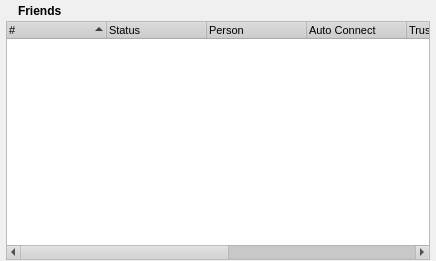
RetroShare/RetroShare, file retroshare-gui/src/gui/PeersDialog.ui: the form before one commit.
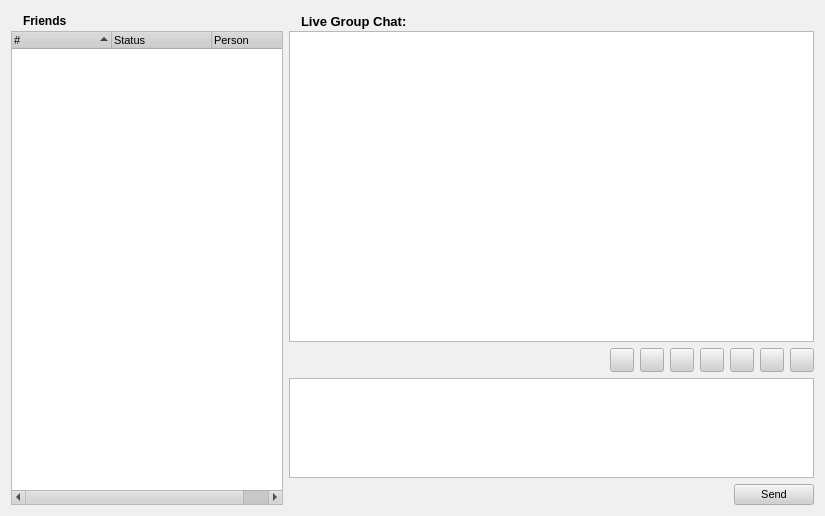
The form after the commit. Icons and pictures are not drawn.

Commit message: redesigned Friends Dialog

```diff
--- a/retroshare-gui/src/gui/PeersDialog.ui
+++ b/retroshare-gui/src/gui/PeersDialog.ui
@@ -5,8 +5,8 @@
    <rect>
     <x>0</x>
     <y>0</y>
-    <width>436</width>
-    <height>261</height>
+    <width>825</width>
+    <height>516</height>
    </rect>
   </property>
   <property name="palette" >
@@ -493,57 +493,11 @@
    <enum>Qt::NoContextMenu</enum>
   </property>
   <layout class="QGridLayout" >
-   <property name="leftMargin" >
-    <number>6</number>
-   </property>
-   <property name="topMargin" >
-    <number>1</number>
-   </property>
-   <property name="rightMargin" >
-    <number>6</number>
-   </property>
-   <property name="bottomMargin" >
-    <number>1</number>
-   </property>
-   <property name="horizontalSpacing" >
-    <number>1</number>
-   </property>
-   <property name="verticalSpacing" >
-    <number>1</number>
-   </property>
-   <item row="0" column="0" >
+   <item rowspan="3" row="0" column="0" >
     <layout class="QGridLayout" >
-     <property name="leftMargin" >
-      <number>0</number>
-     </property>
-     <property name="topMargin" >
-      <number>0</number>
-     </property>
-     <property name="rightMargin" >
-      <number>0</number>
-     </property>
-     <property name="bottomMargin" >
-      <number>0</number>
-     </property>
-     <property name="horizontalSpacing" >
-      <number>0</number>
-     </property>
      <property name="verticalSpacing" >
       <number>0</number>
      </property>
-     <item row="0" column="1" >
-      <spacer>
-       <property name="orientation" >
-        <enum>Qt::Horizontal</enum>
-       </property>
-       <property name="sizeHint" >
-        <size>
-         <width>40</width>
-         <height>20</height>
-        </size>
-       </property>
-      </spacer>
-     </item>
      <item row="0" column="0" >
       <layout class="QGridLayout" >
        <property name="leftMargin" >
@@ -586,6 +540,19 @@
        </item>
       </layout>
      </item>
+     <item row="0" column="1" >
+      <spacer>
+       <property name="orientation" >
+        <enum>Qt::Horizontal</enum>
+       </property>
+       <property name="sizeHint" >
+        <size>
+         <width>201</width>
+         <height>20</height>
+        </size>
+       </property>
+      </spacer>
+     </item>
      <item row="1" column="0" colspan="2" >
       <widget class="QTreeWidget" name="peertreeWidget" >
        <property name="contextMenuPolicy" >
@@ -596,8 +563,8 @@
        </property>
        <property name="iconSize" >
         <size>
-         <width>16</width>
-         <height>16</height>
+         <width>24</width>
+         <height>24</height>
         </size>
        </property>
        <property name="itemsExpandable" >
@@ -621,31 +588,394 @@
          <string>Person</string>
         </property>
        </column>
-       <column>
-        <property name="text" >
-         <string>Auto Connect</string>
-        </property>
-       </column>
-       <column>
-        <property name="text" >
-         <string>Trust Level</string>
-        </property>
-       </column>
-       <column>
-        <property name="text" >
-         <string>Peer Address</string>
-        </property>
-       </column>
-       <column>
-        <property name="text" >
-         <string>Last Contact</string>
-        </property>
-       </column>
-       <column>
-        <property name="text" >
-         <string>Person Id</string>
-        </property>
-       </column>
+      </widget>
+     </item>
+    </layout>
+   </item>
+   <item row="0" column="1" >
+    <layout class="QGridLayout" >
+     <property name="leftMargin" >
+      <number>0</number>
+     </property>
+     <property name="topMargin" >
+      <number>0</number>
+     </property>
+     <property name="rightMargin" >
+      <number>0</number>
+     </property>
+     <property name="bottomMargin" >
+      <number>0</number>
+     </property>
+     <property name="horizontalSpacing" >
+      <number>0</number>
+     </property>
+     <property name="verticalSpacing" >
+      <number>0</number>
+     </property>
+     <item row="0" column="0" >
+      <layout class="QGridLayout" >
+       <property name="leftMargin" >
+        <number>0</number>
+       </property>
+       <property name="topMargin" >
+        <number>0</number>
+       </property>
+       <property name="rightMargin" >
+        <number>0</number>
+       </property>
+       <property name="bottomMargin" >
+        <number>0</number>
+       </property>
+       <property name="horizontalSpacing" >
+        <number>6</number>
+       </property>
+       <property name="verticalSpacing" >
+        <number>6</number>
+       </property>
+       <item row="0" column="1" >
+        <spacer>
+         <property name="orientation" >
+          <enum>Qt::Horizontal</enum>
+         </property>
+         <property name="sizeHint" >
+          <size>
+           <width>181</width>
+           <height>20</height>
+          </size>
+         </property>
+        </spacer>
+       </item>
+       <item row="0" column="0" >
+        <layout class="QGridLayout" >
+         <property name="leftMargin" >
+          <number>0</number>
+         </property>
+         <property name="topMargin" >
+          <number>0</number>
+         </property>
+         <property name="rightMargin" >
+          <number>0</number>
+         </property>
+         <property name="bottomMargin" >
+          <number>0</number>
+         </property>
+         <property name="horizontalSpacing" >
+          <number>6</number>
+         </property>
+         <property name="verticalSpacing" >
+          <number>6</number>
+         </property>
+         <item row="0" column="0" >
+          <widget class="QLabel" name="label_3" >
+           <property name="text" >
+            <string/>
+           </property>
+           <property name="pixmap" >
+            <pixmap resource="images.qrc" >:/images/chat.png</pixmap>
+           </property>
+          </widget>
+         </item>
+         <item row="0" column="1" >
+          <widget class="QLabel" name="label_12" >
+           <property name="font" >
+            <font>
+             <pointsize>10</pointsize>
+             <weight>75</weight>
+             <bold>true</bold>
+            </font>
+           </property>
+           <property name="text" >
+            <string>Live Group Chat:</string>
+           </property>
+          </widget>
+         </item>
+        </layout>
+       </item>
+      </layout>
+     </item>
+     <item row="1" column="0" >
+      <widget class="QTextBrowser" name="msgText" >
+       <property name="sizePolicy" >
+        <sizepolicy vsizetype="Expanding" hsizetype="Expanding" >
+         <horstretch>0</horstretch>
+         <verstretch>0</verstretch>
+        </sizepolicy>
+       </property>
+       <property name="contextMenuPolicy" >
+        <enum>Qt::DefaultContextMenu</enum>
+       </property>
+       <property name="undoRedoEnabled" >
+        <bool>false</bool>
+       </property>
+       <property name="readOnly" >
+        <bool>true</bool>
+       </property>
+      </widget>
+     </item>
+    </layout>
+   </item>
+   <item row="1" column="1" >
+    <layout class="QGridLayout" >
+     <item row="0" column="0" >
+      <layout class="QGridLayout" >
+       <property name="leftMargin" >
+        <number>0</number>
+       </property>
+       <property name="topMargin" >
+        <number>0</number>
+       </property>
+       <property name="rightMargin" >
+        <number>0</number>
+       </property>
+       <property name="bottomMargin" >
+        <number>0</number>
+       </property>
+       <property name="horizontalSpacing" >
+        <number>6</number>
+       </property>
+       <property name="verticalSpacing" >
+        <number>6</number>
+       </property>
+       <item row="0" column="0" >
+        <spacer>
+         <property name="orientation" >
+          <enum>Qt::Horizontal</enum>
+         </property>
+         <property name="sizeHint" >
+          <size>
+           <width>321</width>
+           <height>20</height>
+          </size>
+         </property>
+        </spacer>
+       </item>
+       <item row="0" column="4" >
+        <widget class="QPushButton" name="textitalicChatButton" >
+         <property name="minimumSize" >
+          <size>
+           <width>24</width>
+           <height>24</height>
+          </size>
+         </property>
+         <property name="maximumSize" >
+          <size>
+           <width>24</width>
+           <height>24</height>
+          </size>
+         </property>
+         <property name="toolTip" >
+          <string>Underline</string>
+         </property>
+         <property name="text" >
+          <string/>
+         </property>
+         <property name="icon" >
+          <iconset resource="images.qrc" >:/images/edit-italic.png</iconset>
+         </property>
+         <property name="checkable" >
+          <bool>true</bool>
+         </property>
+        </widget>
+       </item>
+       <item row="0" column="3" >
+        <widget class="QPushButton" name="textunderlineChatButton" >
+         <property name="minimumSize" >
+          <size>
+           <width>24</width>
+           <height>24</height>
+          </size>
+         </property>
+         <property name="maximumSize" >
+          <size>
+           <width>24</width>
+           <height>24</height>
+          </size>
+         </property>
+         <property name="toolTip" >
+          <string>Italic</string>
+         </property>
+         <property name="text" >
+          <string/>
+         </property>
+         <property name="icon" >
+          <iconset resource="images.qrc" >:/images/edit-underline.png</iconset>
+         </property>
+         <property name="checkable" >
+          <bool>true</bool>
+         </property>
+        </widget>
+       </item>
+       <item row="0" column="2" >
+        <widget class="QPushButton" name="textboldChatButton" >
+         <property name="minimumSize" >
+          <size>
+           <width>24</width>
+           <height>24</height>
+          </size>
+         </property>
+         <property name="maximumSize" >
+          <size>
+           <width>24</width>
+           <height>24</height>
+          </size>
+         </property>
+         <property name="toolTip" >
+          <string>Bold</string>
+         </property>
+         <property name="text" >
+          <string/>
+         </property>
+         <property name="icon" >
+          <iconset resource="images.qrc" >:/images/edit-bold.png</iconset>
+         </property>
+         <property name="checkable" >
+          <bool>true</bool>
+         </property>
+        </widget>
+       </item>
+       <item row="0" column="6" >
+        <widget class="QPushButton" name="colorChatButton" >
+         <property name="minimumSize" >
+          <size>
+           <width>24</width>
+           <height>24</height>
+          </size>
+         </property>
+         <property name="maximumSize" >
+          <size>
+           <width>24</width>
+           <height>24</height>
+          </size>
+         </property>
+         <property name="toolTip" >
+          <string>Text Color</string>
+         </property>
+         <property name="text" >
+          <string/>
+         </property>
+        </widget>
+       </item>
+       <item row="0" column="5" >
+        <widget class="QPushButton" name="fontsButton" >
+         <property name="minimumSize" >
+          <size>
+           <width>24</width>
+           <height>24</height>
+          </size>
+         </property>
+         <property name="maximumSize" >
+          <size>
+           <width>24</width>
+           <height>24</height>
+          </size>
+         </property>
+         <property name="toolTip" >
+          <string>Font</string>
+         </property>
+         <property name="text" >
+          <string/>
+         </property>
+        </widget>
+       </item>
+       <item row="0" column="1" >
+        <widget class="QPushButton" name="emoticonBtn" >
+         <property name="minimumSize" >
+          <size>
+           <width>24</width>
+           <height>24</height>
+          </size>
+         </property>
+         <property name="maximumSize" >
+          <size>
+           <width>24</width>
+           <height>24</height>
+          </size>
+         </property>
+         <property name="text" >
+          <string/>
+         </property>
+         <property name="icon" >
+          <iconset resource="images.qrc" >:/images/emoticons/kopete/kopete020.png</iconset>
+         </property>
+         <property name="iconSize" >
+          <size>
+           <width>24</width>
+           <height>24</height>
+          </size>
+         </property>
+        </widget>
+       </item>
+       <item row="0" column="7" >
+        <widget class="QPushButton" name="menuButton" >
+         <property name="minimumSize" >
+          <size>
+           <width>24</width>
+           <height>24</height>
+          </size>
+         </property>
+         <property name="maximumSize" >
+          <size>
+           <width>24</width>
+           <height>24</height>
+          </size>
+         </property>
+         <property name="text" >
+          <string/>
+         </property>
+        </widget>
+       </item>
+      </layout>
+     </item>
+     <item row="1" column="0" >
+      <widget class="QTextEdit" name="lineEdit" >
+       <property name="sizePolicy" >
+        <sizepolicy vsizetype="Maximum" hsizetype="Expanding" >
+         <horstretch>0</horstretch>
+         <verstretch>0</verstretch>
+        </sizepolicy>
+       </property>
+       <property name="maximumSize" >
+        <size>
+         <width>16777215</width>
+         <height>100</height>
+        </size>
+       </property>
+       <property name="sizeIncrement" >
+        <size>
+         <width>0</width>
+         <height>0</height>
+        </size>
+       </property>
+       <property name="baseSize" >
+        <size>
+         <width>0</width>
+         <height>0</height>
+        </size>
+       </property>
+      </widget>
+     </item>
+    </layout>
+   </item>
+   <item row="2" column="1" >
+    <layout class="QGridLayout" >
+     <item row="0" column="0" >
+      <spacer>
+       <property name="orientation" >
+        <enum>Qt::Horizontal</enum>
+       </property>
+       <property name="sizeHint" >
+        <size>
+         <width>321</width>
+         <height>20</height>
+        </size>
+       </property>
+      </spacer>
+     </item>
+     <item row="0" column="1" >
+      <widget class="QPushButton" name="Sendbtn" >
+       <property name="text" >
+        <string>Send</string>
+       </property>
       </widget>
      </item>
     </layout>
```
Left out of the diff: 7 changed lines with no effect on the pictures. The commit also changes 5 other files.
